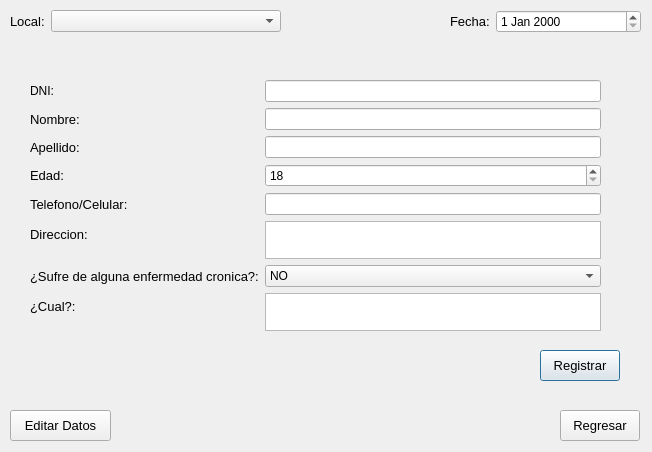
JMOrbegoso/USS-2021-II-PP, file PAF_GUI/PAF_GRAFICA/gui/registrarpaciente.ui: the form before one commit.
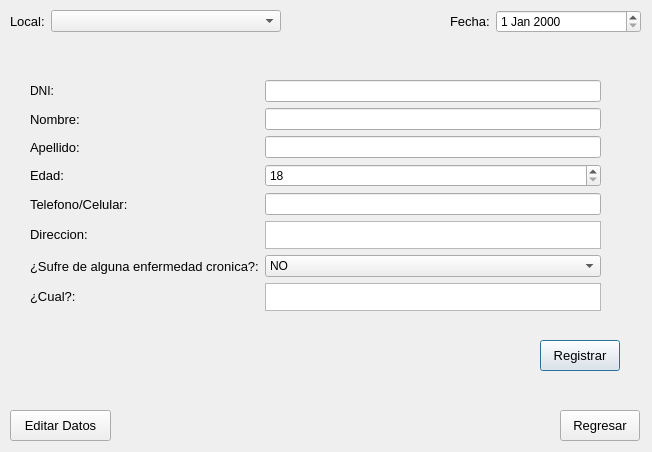
The form after the commit.

```diff
--- a/PAF_GUI/PAF_GRAFICA/gui/registrarpaciente.ui
+++ b/PAF_GUI/PAF_GRAFICA/gui/registrarpaciente.ui
@@ -19,7 +19,7 @@
      <x>30</x>
      <y>80</y>
      <width>571</width>
-     <height>251</height>
+     <height>231</height>
     </rect>
    </property>
    <layout class="QFormLayout" name="formLayout">
@@ -197,7 +197,7 @@
    <property name="geometry">
     <rect>
      <x>540</x>
-     <y>350</y>
+     <y>340</y>
      <width>80</width>
      <height>31</height>
     </rect>
```
